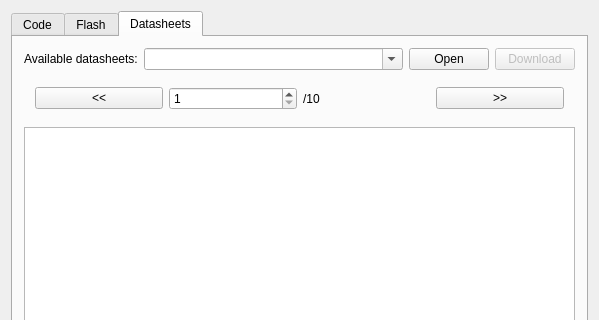
Old version of the form jpiiavr/mainwindow.ui in the repository pbystrup/quickanddirty; both pictures show x 0 to 599 and y 0 to 320 of the 599 by 706 pixel window.
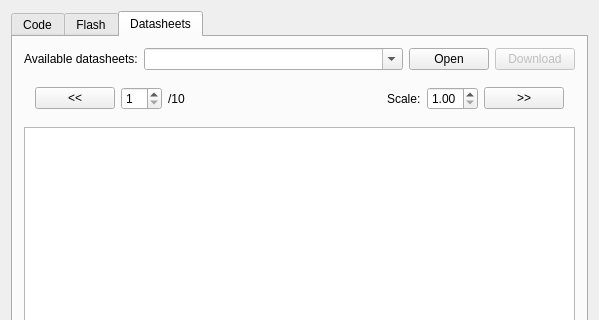
New version of the form. The open tabs and pages were chosen to show the change. Icons and pictures are not drawn.

What changed in the file:
```diff
--- a/jpiiavr/mainwindow.ui
+++ b/jpiiavr/mainwindow.ui
@@ -426,11 +426,50 @@
            </item>
            <item>
             <widget class="QLabel" name="labelMaxPages">
+             <property name="sizePolicy">
+              <sizepolicy hsizetype="Minimum" vsizetype="Preferred">
+               <horstretch>0</horstretch>
+               <verstretch>0</verstretch>
+              </sizepolicy>
+             </property>
              <property name="text">
               <string>/10</string>
              </property>
             </widget>
            </item>
+           <item>
+            <spacer name="horizontalSpacer">
+             <property name="orientation">
+              <enum>Qt::Horizontal</enum>
+             </property>
+             <property name="sizeHint" stdset="0">
+              <size>
+               <width>40</width>
+               <height>20</height>
+              </size>
+             </property>
+            </spacer>
+           </item>
+           <item>
+            <widget class="QLabel" name="label_9">
+             <property name="text">
+              <string>Scale:</string>
+             </property>
+            </widget>
+           </item>
+           <item>
+            <widget class="QDoubleSpinBox" name="doubleSpinBoxScaleFactor">
+             <property name="minimum">
+              <double>1.000000000000000</double>
+             </property>
+             <property name="maximum">
+              <double>3.000000000000000</double>
+             </property>
+             <property name="singleStep">
+              <double>0.100000000000000</double>
+             </property>
+            </widget>
+           </item>
            <item>
             <widget class="QPushButton" name="pushButtonNextPage">
              <property name="text">
```
Left out of the diff: 2 changed lines with no effect on the pictures.
